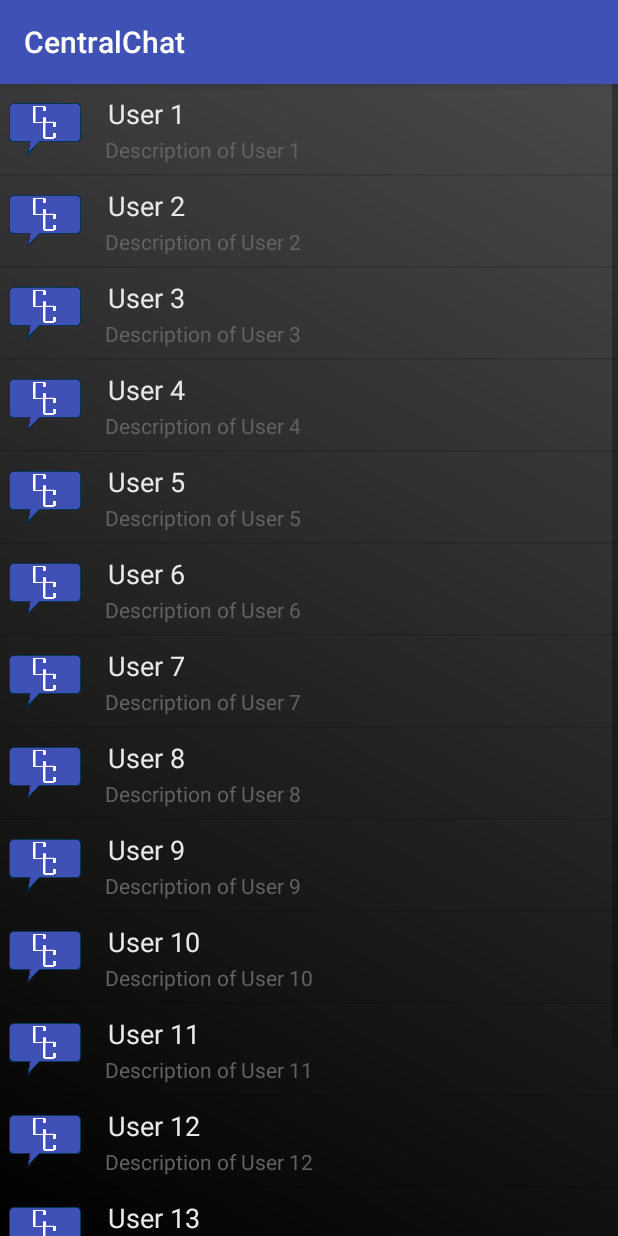
After one commit to StanGraff/CentralChat, an Android app: the fragment ShowAvailableUsers shown on its own in the app's theme, on a phone screen of 412 x 824 dp. The commit adds this screen. Run offline under Robolectric (Android 15) with nearby library versions, the phone set to English and light mode, and no system bars.

Commit message:
Added Landscape View with Fragments to the Chat Activity with a rough user list as a placeholder right now.

```diff
--- a/app/src/main/java/centralsoft/uco/edu/centralchat/MainActivity.java
+++ b/app/src/main/java/centralsoft/uco/edu/centralchat/MainActivity.java
@@ -81,7 +81,7 @@ public class MainActivity extends AppCompatActivity {
                     Toast.makeText(MainActivity.this, "Please Select an Image", Toast.LENGTH_SHORT).show();
                 } else {
                     sharedPreferencesProcessing.storeNickname(MainActivity.this, nickname.getText().toString());
-                    Intent intent = new Intent(MainActivity.this, ChatActivity.class);
+                    Intent intent = new Intent(MainActivity.this, ShowChat.class);
 
                     startActivity(intent);
                     finish();
--- /dev/null
+++ b/app/src/main/java/centralsoft/uco/edu/centralchat/ShowAvailableUsers.java
@@ -0,0 +1,83 @@
+package centralsoft.uco.edu.centralchat;
+
+import android.app.Fragment;
+import android.os.Bundle;
+import android.view.LayoutInflater;
+import android.view.View;
+import android.view.ViewGroup;
+import android.widget.AdapterView;
+import android.widget.ListView;
+import android.widget.Toast;
+
+public class ShowAvailableUsers extends Fragment {
+
+    private ListView userList;
+
+    String[] listOfUsers = {
+            "User 1",
+            "User 2",
+            "User 3",
+            "User 4",
+            "User 5",
+            "User 6",
+            "User 7",
+            "User 8",
+            "User 9",
+            "User 10",
+            "User 11",
+            "User 12",
+            "User 13",
+            "User 14",
+            "User 15"
+    };
+
+    @Override
+    public View onCreateView(LayoutInflater inflater, ViewGroup container,
+                             Bundle savedInstanceState) {
+
+        View view = inflater.inflate(R.layout.activity_show_available_users, container, false);
+
+        ChatRoomListAdapter adapter = new ChatRoomListAdapter(getActivity(), listOfUsers);
+        userList = (ListView) view.findViewById(R.id.userList);
+        userList.setAdapter(adapter);
+
+        userList.setOnItemClickListener(new AdapterView.OnItemClickListener() {
+
+            @Override
+            public void onItemClick(AdapterView<?> parent, View view,
+                                    int position, long id) {
+                String Selecteditem = listOfUsers[+position];
+                Toast.makeText(getActivity(), Selecteditem + " Selected", Toast.LENGTH_SHORT).show();
+
+            }
+        });
+        return view;
+    }
+/*
+    @Override
+    public boolean onCreateOptionsMenu(Menu menu) {
+        // Inflate the menu; this adds items to the action bar if it is present.
+        //getMenuInflater().inflate(R.menu.menu_chat_rooms, menu);
+        return true;
+    }
+
+    @Override
+    public boolean onOptionsItemSelected(MenuItem item) {
+        // Handle action bar item clicks here. The action bar will
+        // automatically handle clicks on the Home/Up button, so long
+        // as you specify a parent activity in AndroidManifest.xml.
+        int id = item.getItemId();
+
+        //noinspection SimplifiableIfStatement
+        /*if (id == R.id.action_settings) {
+            Intent editProfilesIntent = new Intent(this, EditProfileActivity.class);
+            startActivity(editProfilesIntent);
+            return super.onOptionsItemSelected(item);
+        }
+
+        return super.onOptionsItemSelected(item);
+
+        return true;
+    }
+*/
+}
--- a/app/src/main/res/layout/activity_chat.xml
+++ b/app/src/main/res/layout/activity_chat.xml
@@ -1,7 +1,7 @@
 <LinearLayout xmlns:android="http://schemas.android.com/apk/res/android"
     xmlns:tools="http://schemas.android.com/tools"
-    android:layout_width="match_parent"
-    android:layout_height="match_parent"
+    android:layout_width="fill_parent"
+    android:layout_height="fill_parent"
     android:paddingBottom="@dimen/activity_vertical_margin"
     android:paddingLeft="@dimen/activity_horizontal_margin"
     android:paddingRight="@dimen/activity_horizontal_margin"
--- /dev/null
+++ b/app/src/main/res/layout/activity_show_available_users.xml
@@ -0,0 +1,12 @@
+<RelativeLayout xmlns:android="http://schemas.android.com/apk/res/android"
+    xmlns:tools="http://schemas.android.com/tools"
+    android:layout_width="match_parent"
+    android:layout_height="match_parent"
+    tools:context="{relativePackage}.${activityClass}"
+    android:background="@drawable/background">
+
+    <ListView
+        android:id="@+id/userList"
+        android:layout_width="fill_parent"
+        android:layout_height="fill_parent" />
+</RelativeLayout>
```
Also changed, not shown: app/src/main/AndroidManifest.xml (+5 -7 lines), app/src/main/java/centralsoft/uco/edu/centralchat/ChatActivity.java (+61 -29 lines), app/src/main/java/centralsoft/uco/edu/centralchat/ShowChat.java (added, +72 -0 lines), app/src/main/java/centralsoft/uco/edu/centralchat/ShowUsersListAdapter.java (added, +42 -0 lines), app/src/main/res/layout-land/activity_show_chat.xml (added, +22 -0 lines), app/src/main/res/layout/activity_show_chat.xml (added, +15 -0 lines), app/src/main/res/layout/show_users_listview.xml (added, +39 -0 lines).
